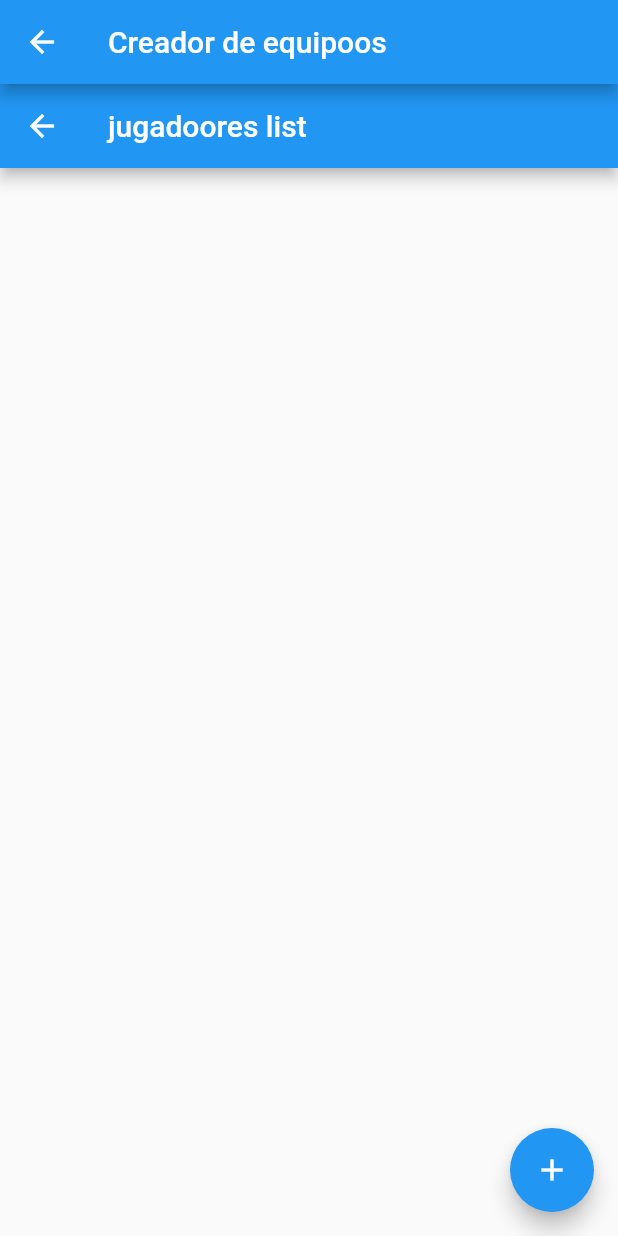
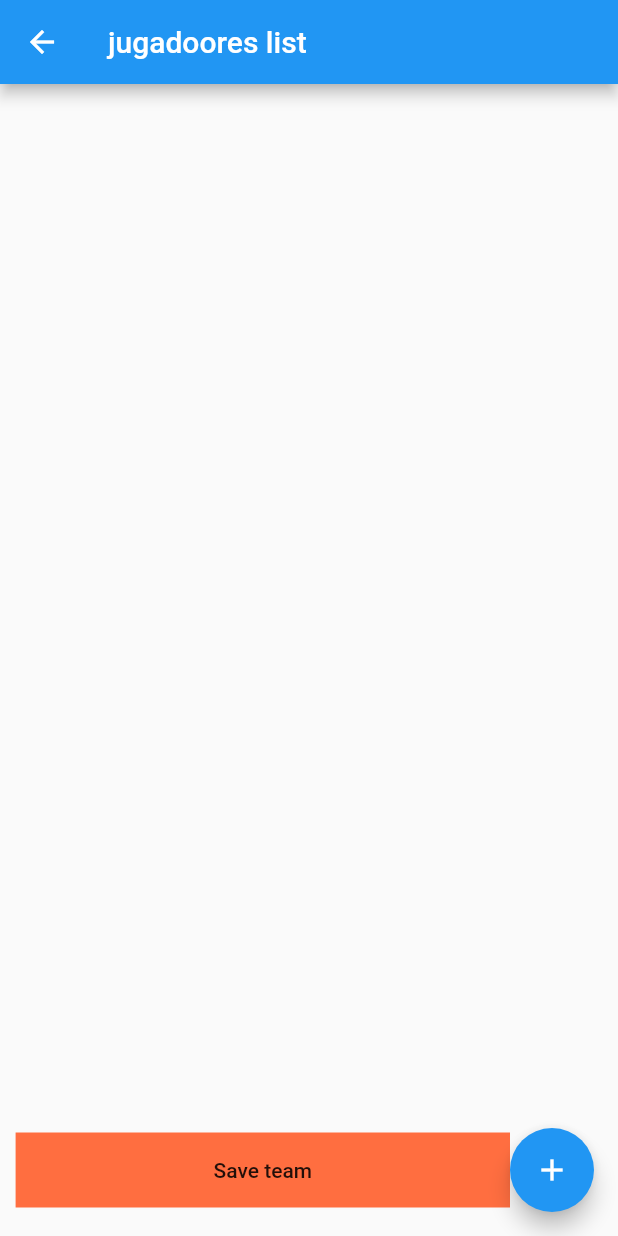
Before and after one commit to ecasanovab/Dr_app_inicial, a Flutter app: the Equipo screen opened by its route, after a tap on the "add" icon, on a phone screen of 412 x 824 dp. Run offline on Flutter 3.47's test engine with Material 2 defaults, Android fonts, the phone set to English and light mode, and no system bars.

Commit message:
Safe button + Equipo class
Save team button;
Classe stateful Equipo

What is missing is to update or export the team list to Equipo

```diff
--- /dev/null
+++ b/lib/Equipo.dart
@@ -0,0 +1,66 @@
+import 'package:flutter/material.dart';
+import 'main.dart';
+import 'Team.dart';
+
+class Equipo extends StatefulWidget {
+  List<Team> teamList ;
+  Equipo(this.teamList);
+  @override
+  EquipoState createState() => EquipoState();
+}
+class EquipoState extends State<Equipo> {
+
+  Team team = Team();
+
+
+  Widget _buildlistteams() {
+
+    return ListView.builder(
+      padding: const EdgeInsets.all(16),
+      itemCount: widget.teamList.length,
+      itemBuilder: (context, item) {
+        //if (item.isOdd) return Divider();
+        final index = item;
+        return _buildRow(widget.teamList[index]);
+      },
+    );
+  }
+
+  Widget _buildRow(Team Team) {
+
+    return ListTile(
+      title: Text(Team.name ),
+      trailing: IconButton(
+          icon: Icon(
+            Icons.delete,
+            color: Colors.green,
+          ),
+          onPressed: () {
+
+          }),
+    );
+  }
+  Widget build(BuildContext context) {
+    return  Scaffold(
+        appBar: AppBar(
+          title: Text('Team List'),
+        ),
+        body: _buildlistteams(),
+        backgroundColor: Colors.blueGrey.shade200,
+        floatingActionButton:
+        Row(mainAxisAlignment: MainAxisAlignment.end,
+            children: [
+
+              FloatingActionButton(
+                  child: Icon(
+                    Icons.add,
+                  ),
+                  onPressed: () {
+                    Navigator.pushNamed(context, "/crearequipo");
+                  }),
+            ]));
+
+
+
+  }
+}
--- a/lib/ListaJugadoresForm.dart
+++ b/lib/ListaJugadoresForm.dart
@@ -1,6 +1,7 @@
 import 'package:flutter/material.dart';
-
 import 'Jugador.dart';
+import 'Equipo.dart';
+import 'Team.dart';
 
 class ListaJugadoresForm extends StatefulWidget {
   @override
@@ -12,6 +13,8 @@ class ListaJugadoresFormState extends State<ListaJugadoresForm> {
   Jugador jugador = Jugador();
   int count = 1;
   bool showForm = false;
+  bool showSaveTeamName= false;
+  var command='ShowTeamSection';
 
   void submit2(String _name, int _number) {
     setState(() {
@@ -20,6 +23,17 @@ class ListaJugadoresFormState extends State<ListaJugadoresForm> {
         Jugador(name: _name, number: _number),
       );
     });
+  }
+
+  void submit3(String _name, List<Jugador> _playerlist) {
+
+    final _teamList = <Team>[];
+    _teamList.add(
+      Team(name: _name, playerlist: _playerlist),
+      );
+    Navigator.pushNamed(context, "/equipo");
+
+
   }
 
   void resetList() {
@@ -77,7 +91,20 @@ class ListaJugadoresFormState extends State<ListaJugadoresForm> {
       return null;
     }
 
-    if (showForm == false) {
+    if (showSaveTeamName==true) {
+      command = 'ShowTeamSave';
+    }else{
+      if (showForm==false){
+        command='ShowTeamSection';
+      }else {
+        command='ShowPlayerForm';
+
+      }
+      }
+
+
+      switch(command) {
+        case 'ShowTeamSection':
           return Scaffold(
               appBar: AppBar(
                 title: Text('jugadoores list'),
@@ -86,20 +113,19 @@ class ListaJugadoresFormState extends State<ListaJugadoresForm> {
               floatingActionButton:
               Row(mainAxisAlignment: MainAxisAlignment.end,
                   children: [
-                /*FloatingActionButton(
-                  child: Container(
-                    width: 8,
-                    child:Text('Save Team'),
-                    alignment: Alignment.center,
-                    decoration: BoxDecoration(
-                      shape: BoxShape.rectangle,
-                      borderRadius: BorderRadius.circular(10.0),
-                      color: Colors.purple,
+                    Container(
+                      height: 50.0,
+                      width: MediaQuery.of(context).size.width*0.8,
+                      color: Colors.deepOrangeAccent,
+                      child: FlatButton(
+                        child: Text('Save team'),
+                        onPressed: () {
+                          showSaveTeamName=true;
+                          resetList();
 
+                        },
                       ),
                     ),
-                       onPressed: () => resetList(),
-                      ),*/
 
                     FloatingActionButton(
                         child: Icon(
@@ -110,7 +136,8 @@ class ListaJugadoresFormState extends State<ListaJugadoresForm> {
                           incrementCounter();
                         }),
                   ]));
-    } else {
+          break;
+        case 'ShowPlayerForm':
           return Scaffold(
               body: SingleChildScrollView(
                 child: Padding(
@@ -157,9 +184,57 @@ class ListaJugadoresFormState extends State<ListaJugadoresForm> {
                   ),
                 ),
               ));
+          break;
+        case 'ShowTeamSave':
+          return Scaffold(
+              body: SingleChildScrollView(
+                child: Padding(
+                  padding: EdgeInsets.all(8.0),
+                  child: Form(
+                    key: formKey2,
+                    child: Column(
+                      mainAxisSize: MainAxisSize.min,
+                      children: <Widget>[
+                        TextFormField(
+                            decoration:
+                            InputDecoration(labelText: 'Name of the team:'),
+                            validator: (input) =>
+                            !input.contains('@') ? 'Not a valid Email' : null,
+                            onSaved: (String input) {
+                              _name = input;
+                            }),
+
+                        Row(
+                          mainAxisAlignment: MainAxisAlignment.end,
+                          children: <Widget>[
+                            Padding(
+                              padding: const EdgeInsets.all(8.0),
+                              child: FloatingActionButton(
+                                onPressed: () {
+                                  formKey2.currentState.save();
+                                  showSaveTeamName = false;
+                                  submit3(_name,_playerlist);
+                                },
+                                child: Text('Submit'),
+                              ),
+                            )
+                          ],
+                        )
+                      ],
+                    ),
+                  ),
+                ),
+              ));
+          break;
+        default:
+          print('No Scaffold Found');
+        // code block
+      }
+
+
     }
   }
-}
+
 
 class Player {
   String _name;
--- /dev/null
+++ b/lib/Team.dart
@@ -0,0 +1,14 @@
+import 'package:flutter/material.dart';
+import 'Jugador.dart';
+
+
+class Team{
+  String name;
+  List<Jugador> playerlist;
+
+  Team({
+    this.name,
+    this.playerlist,
+  });
+
+}
--- a/lib/main.dart
+++ b/lib/main.dart
@@ -8,13 +8,20 @@ import 'CrearEquipo.dart';
 import 'CrearEquipo2.dart';
 import 'User.dart';
 import 'ListaJugadoresForm.dart';
+import 'Equipo.dart';
+import 'Team.dart';
+import 'Jugador.dart';
 
 void main() => runApp(MyApp());
 
 class MyApp extends StatelessWidget {
+
+
+
   // This widget is the root of your application.
   @override
   Widget build(BuildContext context) {
+    final _teamList = <Team>[];
     return MaterialApp(
       title: 'Flutter De0mo',
       theme: ThemeData(
@@ -23,7 +30,7 @@ class MyApp extends StatelessWidget {
       ),
       routes: <String, WidgetBuilder>{
         "/inicio": (BuildContext context) => Inicio(),
-        "/equipo": (BuildContext context) => Equipo(),
+        "/equipo": (BuildContext context) => Equipo(_teamList),
         "/jugador": (BuildContext context) => Jugador(),
         "/partido": (BuildContext context) => Partido(),
         "/crearequipo": (BuildContext context) => CrearEquipo(),
@@ -36,34 +43,13 @@ class MyApp extends StatelessWidget {
   }
 }
 
-class Equipo extends StatelessWidget {
-  @override
-  Widget build(BuildContext context) {
-    return new Scaffold(
-      appBar: AppBar(
-        title: new Text("Equipoos"),
-      ),
-      body: Center(
-        child: Text("Team Sectionn"),
-      ),
-      backgroundColor: Colors.blueGrey.shade200,
-      floatingActionButton: FloatingActionButton(
-        onPressed: () {
-          Navigator.pushNamed(context, "/crearequipo");
-        },
-        child: const Icon(Icons.add),
-      ),
-    );
-  }
-}
+
 
 class CrearEquipo extends StatelessWidget {
   @override
   Widget build(BuildContext context) {
     return new Scaffold(
-      appBar: AppBar(
-        title: new Text("Creador de equipoos"),
-      ),
+
       body: Center(
         child: ListaJugadoresForm(),
       ),
@@ -90,7 +76,7 @@ class CrearPartido extends StatelessWidget {
   Widget build(BuildContext context) {
     return new Scaffold(
       appBar: AppBar(
-        title: new Text("Creador de equipos"),
+        title: new Text("Creador de equipoos"),
       ),
       body: Center(
         child: CrearEquipo(),
@@ -279,6 +265,10 @@ class Partido extends StatelessWidget {
 }
 
 class Inicio extends StatelessWidget {
+
+  final _playerlist = <Jugador>[];
+
+
   @override
   Widget build(BuildContext context) {
     return new Scaffold(
@@ -301,6 +291,7 @@ class Inicio extends StatelessWidget {
                               borderRadius: BorderRadius.circular(10.0)),
                           onPressed: () {
                             Navigator.pushNamed(context, "/inicio");
+
                           },
                           child: SizedBox(
                               width: 100,
```
Lines whose indentation alone changed are shown as unchanged.
